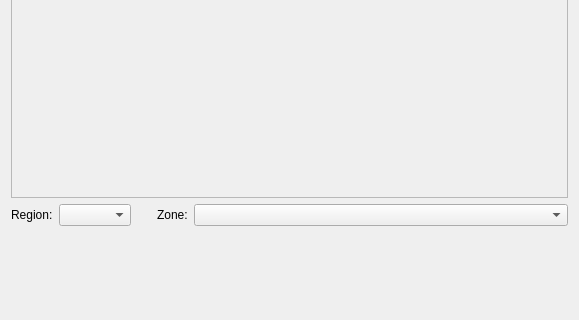
The window that gui/qt/stepLocation.ui (chenhan1218/ubiquity) describes before a commit, drawn with Qt 5; both pictures show x 0 to 579 and y 142 to 462 of the 579 by 462 pixel window.
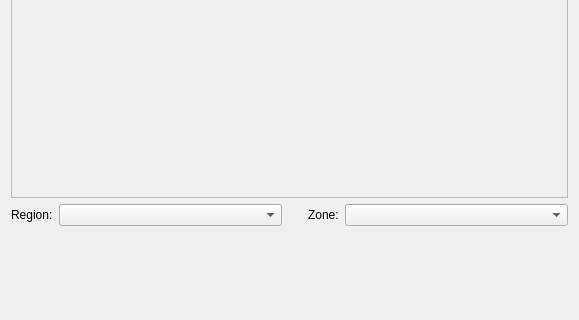
The same window after the commit.

What changed in the file:
```diff
--- a/gui/qt/stepLocation.ui
+++ b/gui/qt/stepLocation.ui
@@ -78,13 +78,23 @@
       </widget>
      </item>
      <item>
-      <widget class="QComboBox" name="timezone_zone_combo"/>
+      <widget class="QComboBox" name="timezone_zone_combo">
+       <property name="sizePolicy">
+        <sizepolicy hsizetype="Expanding" vsizetype="Fixed">
+         <horstretch>0</horstretch>
+         <verstretch>0</verstretch>
+        </sizepolicy>
+       </property>
+      </widget>
      </item>
      <item>
       <spacer name="horizontalSpacer_7">
        <property name="orientation">
         <enum>Qt::Horizontal</enum>
        </property>
+       <property name="sizeType">
+        <enum>QSizePolicy::Minimum</enum>
+       </property>
        <property name="sizeHint" stdset="0">
         <size>
          <width>20</width>
@@ -103,8 +113,8 @@
      <item>
       <widget class="QComboBox" name="timezone_city_combo">
        <property name="sizePolicy">
-        <sizepolicy hsizetype="Preferred" vsizetype="Fixed">
-         <horstretch>1</horstretch>
+        <sizepolicy hsizetype="Expanding" vsizetype="Fixed">
+         <horstretch>0</horstretch>
          <verstretch>0</verstretch>
         </sizepolicy>
        </property>
```
